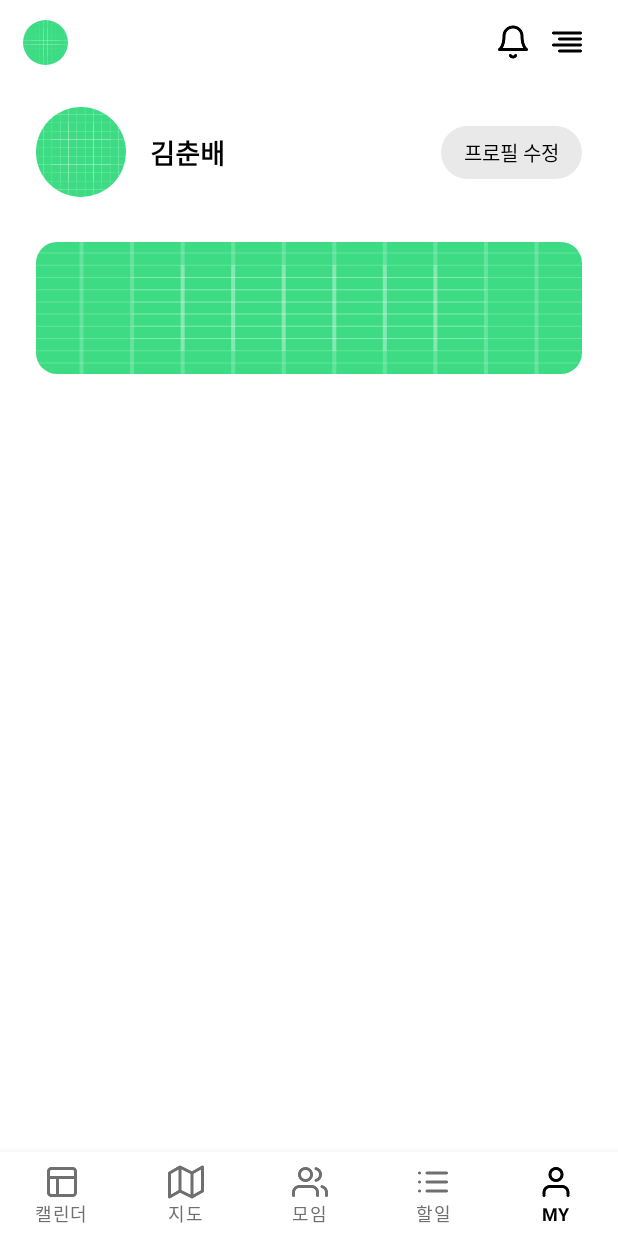
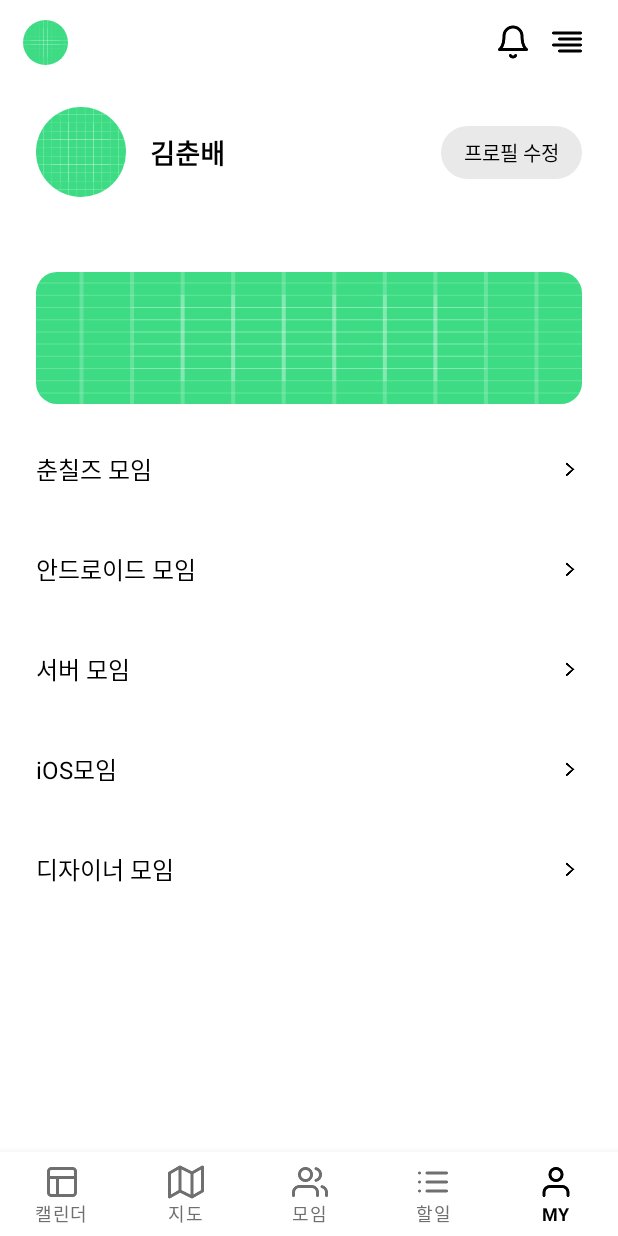
Before and after one commit to Team-C7Z/C7Z_AOS_MVP, an Android app: the screen it shows after launch (MainActivity), item 5 of the bottom bar chosen, on a phone screen of 412 x 824 dp. Run offline under Robolectric (Android 15) with nearby library versions, the phone set to English and light mode, and no system bars; our stand-ins replace data binding; 1 statement that could not run was skipped.

Commit message:
feat: 유저페이지 그룹 목록 구성 완료

```diff
--- a/app/src/main/java/com/c7z/myapplication/BindingAdapter.kt
+++ b/app/src/main/java/com/c7z/myapplication/BindingAdapter.kt
@@ -7,6 +7,7 @@ import androidx.viewpager2.widget.ViewPager2
 import com.bumptech.glide.Glide
 import com.c7z.myapplication.home.adpter.CalendarAdapter
 import com.c7z.myapplication.todo.adapter.TodoTabAdapter
+import com.c7z.myapplication.user.adapter.UserGroupAdapter
 import com.c7z.myapplication.user.adapter.UserMenuAdapter
 
 
@@ -34,3 +35,8 @@ fun ViewPager2.setPager2(adapter : TodoTabAdapter) {
 fun RecyclerView.setAdapter (adapter : UserMenuAdapter) {
     this.adapter = adapter
 }
+
+@BindingAdapter("User_Group")
+fun RecyclerView.setAdapter(adapter : UserGroupAdapter) {
+    this.adapter = adapter
+}
--- a/app/src/main/java/com/c7z/myapplication/user/UserFragment.kt
+++ b/app/src/main/java/com/c7z/myapplication/user/UserFragment.kt
@@ -9,6 +9,7 @@ import androidx.databinding.DataBindingUtil
 import androidx.fragment.app.Fragment
 import com.c7z.myapplication.R
 import com.c7z.myapplication.databinding.FragmentUserBinding
+import com.c7z.myapplication.user.adapter.UserGroupAdapter
 import com.c7z.myapplication.user.adapter.UserMenuAdapter
 import com.c7z.myapplication.user.model.User
 import com.c7z.myapplication.user.model.UserMenuItem
@@ -29,6 +30,7 @@ class UserFragment : Fragment() {
     }
 
     fun menuAdapter() = UserMenuAdapter(returnUserMenuData(), ::onMenuClicked)
+    fun groupAdapter() = UserGroupAdapter(returnUserGroupData())
 
     private fun onMenuClicked(menuTitle : String) = Toast.makeText(requireContext(), "$menuTitle 클릭됨!", Toast.LENGTH_SHORT).show()
 
@@ -48,4 +50,9 @@ class UserFragment : Fragment() {
             UserMenuItem(R.drawable.ic_user_notion, "공지사항"),
             UserMenuItem(R.drawable.ic_user_setting, "설정")
         )
+
+    private fun returnUserGroupData() : List<String> =
+        listOf("춘칠즈 모임", "안드로이드 모임", "서버 모임", "iOS모임", "디자이너 모임")
+
+
 }
--- /dev/null
+++ b/app/src/main/java/com/c7z/myapplication/user/adapter/UserGroupAdapter.kt
@@ -0,0 +1,25 @@
+package com.c7z.myapplication.user.adapter
+
+import android.view.LayoutInflater
+import android.view.ViewGroup
+import androidx.recyclerview.widget.RecyclerView
+import com.c7z.myapplication.databinding.ItemUserRvUserGroupBinding
+
+class UserGroupAdapter(private val groupData : List<String>) : RecyclerView.Adapter<UserGroupAdapter.UserGroupViewHolder>() {
+
+    inner class UserGroupViewHolder(private val binding : ItemUserRvUserGroupBinding) : RecyclerView.ViewHolder(binding.root) {
+        fun bind(item : String) {
+            binding.groupTitle = item
+        }
+    }
+
+    override fun onCreateViewHolder(parent: ViewGroup, viewType: Int): UserGroupViewHolder {
+        return UserGroupViewHolder(ItemUserRvUserGroupBinding.inflate(LayoutInflater.from(parent.context), parent, false))
+    }
+
+    override fun getItemCount(): Int = groupData.size
+
+    override fun onBindViewHolder(holder: UserGroupViewHolder, position: Int) {
+        holder.bind(groupData[position])
+    }
+}
--- a/app/src/main/res/layout/fragment_user.xml
+++ b/app/src/main/res/layout/fragment_user.xml
@@ -64,12 +64,14 @@
             app:layoutManager="androidx.recyclerview.widget.GridLayoutManager"
             app:layout_constraintTop_toBottomOf="@id/fg_user_iv_user_profile"
             app:spanCount="4"
+            tools:itemCount="4"
             tools:listitem="@layout/item_user_rv_user_menu" />
 
         <com.google.android.material.card.MaterialCardView
             android:id="@+id/fg_user_card_banner"
             android:layout_width="match_parent"
             android:layout_height="88dp"
+            android:layout_marginTop="20dp"
             android:layout_marginHorizontal="24dp"
             app:layout_constraintTop_toBottomOf="@id/fg_user_rv_user_menu"
             app:cardCornerRadius="14dp"
@@ -82,6 +84,19 @@
 
         </com.google.android.material.card.MaterialCardView>
 
+        <androidx.recyclerview.widget.RecyclerView
+            android:id="@+id/fg_user_rv_group"
+            android:layout_width="0dp"
+            android:layout_height="wrap_content"
+            android:layout_marginTop="10dp"
+            app:layoutManager="androidx.recyclerview.widget.LinearLayoutManager"
+            android:orientation="vertical"
+            User_Group="@{fragment.groupAdapter()}"
+            app:layout_constraintTop_toBottomOf="@id/fg_user_card_banner"
+            app:layout_constraintStart_toStartOf="@id/fg_user_card_banner"
+            app:layout_constraintEnd_toEndOf="@id/fg_user_card_banner"
+            tools:listitem="@layout/item_user_rv_user_group"/>
+
     </androidx.constraintlayout.widget.ConstraintLayout>
 
 </layout>
--- /dev/null
+++ b/app/src/main/res/layout/item_user_rv_user_group.xml
@@ -0,0 +1,36 @@
+<?xml version="1.0" encoding="utf-8"?>
+<layout xmlns:android="http://schemas.android.com/apk/res/android"
+    xmlns:app="http://schemas.android.com/apk/res-auto">
+
+    <data>
+        <variable
+            name="groupTitle"
+            type="String" />
+    </data>
+
+    <androidx.constraintlayout.widget.ConstraintLayout
+        android:layout_width="match_parent"
+        android:layout_height="wrap_content">
+
+        <TextView
+            android:layout_width="wrap_content"
+            android:layout_height="wrap_content"
+            android:text="@{groupTitle}"
+            android:textSize="16sp"
+            android:textColor="@color/black"
+            android:layout_marginVertical="21dp"
+            app:layout_constraintStart_toStartOf="parent"
+            app:layout_constraintTop_toTopOf="parent"
+            app:layout_constraintBottom_toBottomOf="parent" />
+
+        <ImageView
+            android:layout_width="16dp"
+            android:layout_height="9dp"
+            android:src="@drawable/ic_user_chervon_right"
+            app:layout_constraintTop_toTopOf="parent"
+            app:layout_constraintBottom_toBottomOf="parent"
+            app:layout_constraintEnd_toEndOf="parent" />
+
+    </androidx.constraintlayout.widget.ConstraintLayout>
+
+</layout>
```
Also changed, not shown: app/src/main/res/drawable/ic_user_chervon_right.png (added).
